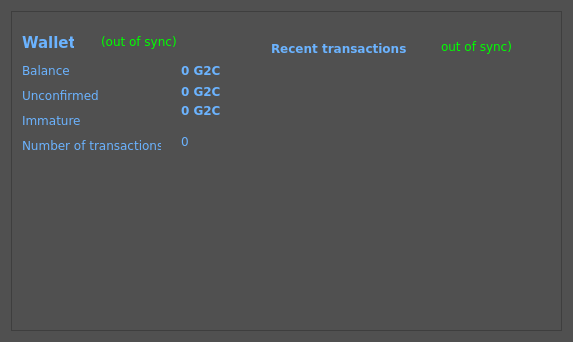
Old version of the form src/qt/forms/overviewpage.ui in the repository G2C/G2C.
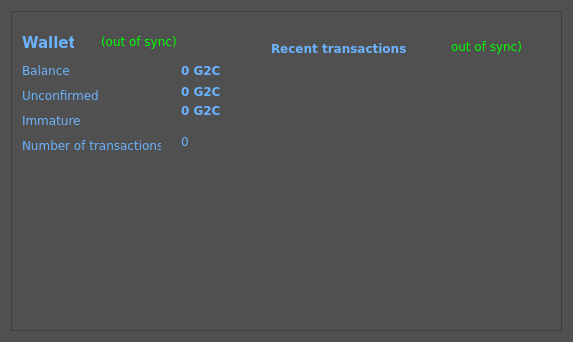
New version of the form.

Patch:
```diff
--- a/src/qt/forms/overviewpage.ui
+++ b/src/qt/forms/overviewpage.ui
@@ -16,9 +16,27 @@
      <colorrole role="WindowText">
       <brush brushstyle="SolidPattern">
        <color alpha="255">
-        <red>255</red>
-        <green>255</green>
-        <blue>255</blue>
+        <red>85</red>
+        <green>85</green>
+        <blue>85</blue>
+       </color>
+      </brush>
+     </colorrole>
+     <colorrole role="Light">
+      <brush brushstyle="SolidPattern">
+       <color alpha="255">
+        <red>85</red>
+        <green>85</green>
+        <blue>85</blue>
+       </color>
+      </brush>
+     </colorrole>
+     <colorrole role="BrightText">
+      <brush brushstyle="SolidPattern">
+       <color alpha="255">
+        <red>85</red>
+        <green>85</green>
+        <blue>85</blue>
        </color>
       </brush>
      </colorrole>
@@ -40,6 +58,15 @@
        </color>
       </brush>
      </colorrole>
+     <colorrole role="HighlightedText">
+      <brush brushstyle="SolidPattern">
+       <color alpha="255">
+        <red>85</red>
+        <green>85</green>
+        <blue>85</blue>
+       </color>
+      </brush>
+     </colorrole>
      <colorrole role="AlternateBase">
       <brush brushstyle="SolidPattern">
        <color alpha="255">
@@ -49,14 +76,41 @@
        </color>
       </brush>
      </colorrole>
+     <colorrole role="NoRole">
+      <brush brushstyle="SolidPattern">
+       <color alpha="255">
+        <red>85</red>
+        <green>85</green>
+        <blue>85</blue>
+       </color>
+      </brush>
+     </colorrole>
     </active>
     <inactive>
      <colorrole role="WindowText">
       <brush brushstyle="SolidPattern">
        <color alpha="255">
-        <red>255</red>
-        <green>255</green>
-        <blue>255</blue>
+        <red>85</red>
+        <green>85</green>
+        <blue>85</blue>
+       </color>
+      </brush>
+     </colorrole>
+     <colorrole role="Light">
+      <brush brushstyle="SolidPattern">
+       <color alpha="255">
+        <red>85</red>
+        <green>85</green>
+        <blue>85</blue>
+       </color>
+      </brush>
+     </colorrole>
+     <colorrole role="BrightText">
+      <brush brushstyle="SolidPattern">
+       <color alpha="255">
+        <red>85</red>
+        <green>85</green>
+        <blue>85</blue>
        </color>
       </brush>
      </colorrole>
@@ -78,6 +132,15 @@
        </color>
       </brush>
      </colorrole>
+     <colorrole role="HighlightedText">
+      <brush brushstyle="SolidPattern">
+       <color alpha="255">
+        <red>85</red>
+        <green>85</green>
+        <blue>85</blue>
+       </color>
+      </brush>
+     </colorrole>
      <colorrole role="AlternateBase">
       <brush brushstyle="SolidPattern">
        <color alpha="255">
@@ -87,6 +150,15 @@
        </color>
       </brush>
      </colorrole>
+     <colorrole role="NoRole">
+      <brush brushstyle="SolidPattern">
+       <color alpha="255">
+        <red>85</red>
+        <green>85</green>
+        <blue>85</blue>
+       </color>
+      </brush>
+     </colorrole>
     </inactive>
     <disabled>
      <colorrole role="WindowText">
@@ -98,6 +170,24 @@
        </color>
       </brush>
      </colorrole>
+     <colorrole role="Light">
+      <brush brushstyle="SolidPattern">
+       <color alpha="255">
+        <red>85</red>
+        <green>85</green>
+        <blue>85</blue>
+       </color>
+      </brush>
+     </colorrole>
+     <colorrole role="BrightText">
+      <brush brushstyle="SolidPattern">
+       <color alpha="255">
+        <red>85</red>
+        <green>85</green>
+        <blue>85</blue>
+       </color>
+      </brush>
+     </colorrole>
      <colorrole role="Base">
       <brush brushstyle="SolidPattern">
        <color alpha="255">
@@ -116,6 +206,15 @@
        </color>
       </brush>
      </colorrole>
+     <colorrole role="HighlightedText">
+      <brush brushstyle="SolidPattern">
+       <color alpha="255">
+        <red>85</red>
+        <green>85</green>
+        <blue>85</blue>
+       </color>
+      </brush>
+     </colorrole>
      <colorrole role="AlternateBase">
       <brush brushstyle="SolidPattern">
        <color alpha="255">
@@ -125,6 +224,15 @@
        </color>
       </brush>
      </colorrole>
+     <colorrole role="NoRole">
+      <brush brushstyle="SolidPattern">
+       <color alpha="255">
+        <red>85</red>
+        <green>85</green>
+        <blue>85</blue>
+       </color>
+      </brush>
+     </colorrole>
     </disabled>
    </palette>
   </property>
@@ -451,7 +559,7 @@
        <widget class="QLabel" name="labelTransactionsStatus">
         <property name="geometry">
          <rect>
-          <x>430</x>
+          <x>440</x>
           <y>20</y>
           <width>71</width>
           <height>31</height>
```
